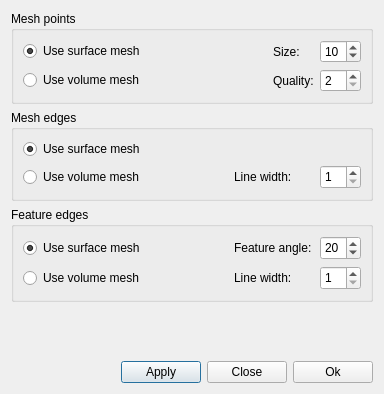
Before: the Qt Designer form ElmerGUI/vtkpost/preferences.ui in tehnick/elmerfem, drawn with Qt 5.
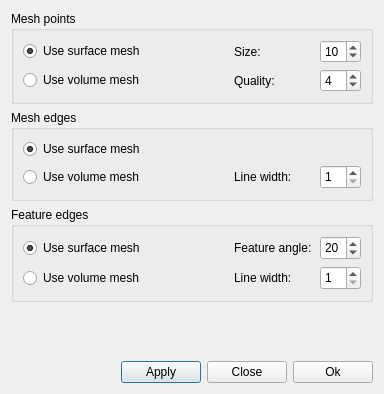
After: the same form once the commit is applied. Icons and pictures are not drawn.

Commit message: ElmerGUI: Updated the preferences dialog in vtk widget

What changed in the file:
```diff
--- a/ElmerGUI/vtkpost/preferences.ui
+++ b/ElmerGUI/vtkpost/preferences.ui
@@ -36,6 +36,12 @@
         </item>
         <item row="0" column="2" >
          <widget class="QLabel" name="sizeLabel" >
+          <property name="minimumSize" >
+           <size>
+            <width>80</width>
+            <height>0</height>
+           </size>
+          </property>
           <property name="text" >
            <string>Size:</string>
           </property>
@@ -66,6 +72,12 @@
         </item>
         <item row="1" column="2" >
          <widget class="QLabel" name="qualityLabel" >
+          <property name="minimumSize" >
+           <size>
+            <width>80</width>
+            <height>0</height>
+           </size>
+          </property>
           <property name="text" >
            <string>Quality:</string>
           </property>
@@ -83,7 +95,7 @@
            <number>2</number>
           </property>
           <property name="value" >
-           <number>2</number>
+           <number>4</number>
           </property>
          </widget>
         </item>
```
